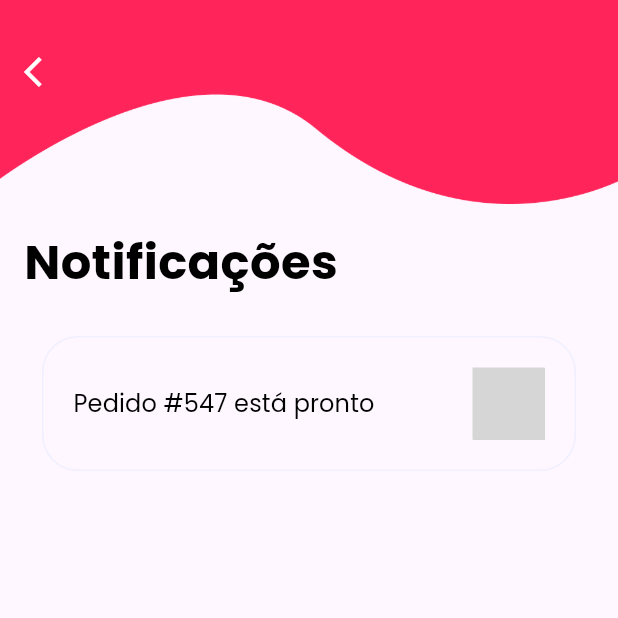
After one commit to MJCantina/MJCantina-mobile-front-en, a Flutter app: the Notifications screen opened directly, on a phone screen of 412 x 824 dp, the top half of it. The commit adds this screen. Run offline on Flutter 3.47's test engine with Material 3 defaults, Android fonts, the phone set to English and light mode, and no system bars; our stand-ins replace cloud_firestore, firebase_auth, firebase_core, flutter_secure_storage, flutter_svg, get and 1 more; accounts and stored records are empty; grey boxes are pictures that could not be loaded.

Commit message:
notification screen and buttons

```diff
--- a/lib/common/widgets/appbar/appbar.dart
+++ b/lib/common/widgets/appbar/appbar.dart
@@ -12,7 +12,7 @@ class BasicAppBar extends StatelessWidget implements PreferredSizeWidget {
   @override
   Widget build(BuildContext context) {
     return AppBar(
-      toolbarHeight: 135, // Altura da AppBar
+      toolbarHeight: 136, // Altura da AppBar
       flexibleSpace: FlexibleSpaceBar(
         background: Image.asset(
           AppImages.wave, // Caminho da imagem no background
@@ -23,5 +23,5 @@ class BasicAppBar extends StatelessWidget implements PreferredSizeWidget {
   }
 
   @override
-  Size get preferredSize => const Size.fromHeight(135);
+  Size get preferredSize => const Size.fromHeight(136);
 }
--- a/lib/common/widgets/appbar/basicappbar.dart
+++ b/lib/common/widgets/appbar/basicappbar.dart
@@ -14,7 +14,7 @@ class AppBarArrow extends StatelessWidget implements PreferredSizeWidget {
   @override
   Widget build(BuildContext context) {
     return AppBar(
-      toolbarHeight: 135, // Altura da AppBar
+      toolbarHeight: 136, // Altura da AppBar
       flexibleSpace: FlexibleSpaceBar(
         background: Image.asset(
           AppImages.wave, // Caminho da imagem no background
@@ -34,5 +34,5 @@ class AppBarArrow extends StatelessWidget implements PreferredSizeWidget {
   }
 
   @override
-  Size get preferredSize => const Size.fromHeight(135);
+  Size get preferredSize => const Size.fromHeight(136);
 }
--- /dev/null
+++ b/lib/common/widgets/list/modulelist.dart
@@ -0,0 +1,43 @@
+import 'package:cantina_senai/core/configs/theme/app_colors.dart';
+import 'package:cantina_senai/core/configs/theme/app_fonts.dart';
+import 'package:cantina_senai/core/configs/theme/app_vectors.dart';
+import 'package:flutter/material.dart';
+import 'package:flutter_svg/svg.dart';
+
+class Modulelist extends StatefulWidget {
+  const Modulelist({super.key});
+
+  @override
+  State<Modulelist> createState() => _ModulelistState();
+}
+
+class _ModulelistState extends State<Modulelist> {
+  @override
+  Widget build(BuildContext context) {
+    return TextButton(
+      onPressed: () {  },
+      style: ButtonStyle(),
+      child: Container(
+        decoration: BoxDecoration(
+            border: Border.all(
+                color: Color(0xeeeeeeff), width: 1, style: BorderStyle.solid),
+            borderRadius: BorderRadius.circular(24)),
+        child: Padding(
+          padding: EdgeInsets.all(20),
+          child: Row(
+            mainAxisAlignment: MainAxisAlignment.spaceBetween,
+            children: [
+              Text(
+                'Pedido #547 está pronto',
+                style: AppFonts.textFont,
+              ),
+              SvgPicture.asset(
+                AppVectors.carteira,
+              )
+            ],
+          ),
+        ),
+      ),
+    );
+  }
+}
--- a/lib/core/configs/theme/app_fonts.dart
+++ b/lib/core/configs/theme/app_fonts.dart
@@ -6,6 +6,7 @@ class AppFonts {
   static final titleFont = GoogleFonts.poppins(fontSize: 32, color: AppColors.black, fontWeight: FontWeight.w700);
   static final subtitle =  GoogleFonts.poppins(fontSize: 16, color: AppColors.grey, fontWeight: FontWeight.w400);
   static final titleField = GoogleFonts.poppins(fontSize: 16, color: AppColors.black, fontWeight: FontWeight.w600);
+  static final textFont = GoogleFonts.poppins(fontSize: 16, color: AppColors.black, fontWeight: FontWeight.w400);
   static final buttonText = GoogleFonts.poppins(fontSize: 16, color: AppColors.white, fontWeight: FontWeight.bold);
   static final payText = GoogleFonts.poppins(fontSize: 16, color: AppColors.primary, fontWeight: FontWeight.bold);
   static final profileDesc =  GoogleFonts.poppins(fontSize: 16, color: AppColors.grey, fontWeight: FontWeight.bold);
--- a/lib/core/configs/theme/app_vectors.dart
+++ b/lib/core/configs/theme/app_vectors.dart
@@ -1,5 +1,4 @@
 class AppVectors {
-
   static const String basePath = 'assets/icons/';
   static const String format = '.svg';
 
@@ -12,6 +11,7 @@ class AppVectors {
   static const String profile = '${basePath}profile$format';
   static const String search = '${basePath}search$format';
   static const String seta = '${basePath}seta$format';
+  static const String arrowright = '${basePath}arrowright$format';
   static const String user = '${basePath}user$format';
   static const String wallet = '${basePath}wallet$format';
   static const String pix = '${basePath}pix$format';
--- a/lib/domain/entities/page_controller.dart
+++ b/lib/domain/entities/page_controller.dart
@@ -7,9 +7,9 @@ class Checkauth extends StatelessWidget {
   const Checkauth({super.key});
 
   Future<bool> checkToken() async {
-    const storage =  FlutterSecureStorage();
+    const storage = FlutterSecureStorage();
     String? token = await storage.read(key: 'firebase_token');
-    return token.isNotEmpty;
+    return token!.isNotEmpty;
   }
 
   @override
--- a/lib/presentation/autenticação/login/signin.dart
+++ b/lib/presentation/autenticação/login/signin.dart
@@ -4,6 +4,7 @@ import 'package:cantina_senai/common/widgets/inputs/inputfield.dart';
 import 'package:cantina_senai/core/configs/auth_controller/auth_controller.dart';
 import 'package:cantina_senai/core/configs/theme/app_fonts.dart';
 import 'package:cantina_senai/presentation/autentica%C3%A7%C3%A3o/forget/forget.dart';
+import 'package:cantina_senai/presentation/notification/notifications.dart';
 import 'package:flutter/material.dart';
 import 'package:get/get.dart';
 
@@ -95,7 +96,7 @@ class _SignInPageState extends State<SignInPage> {
                               style: AppFonts.titleField.copyWith(decoration: TextDecoration.underline)
                             ),
                             onTap: () {
-                              Get.to(const ForgetPage(),
+                              Get.to(const Notifications(),
                               transition: Transition.rightToLeft,
                               duration: const Duration(seconds: 1)
                               );
--- a/lib/presentation/main_pages/home/home.dart
+++ b/lib/presentation/main_pages/home/home.dart
@@ -3,7 +3,6 @@ import 'package:cantina_senai/common/widgets/bottom_bar/bottombar.dart';
 import 'package:cantina_senai/core/configs/theme/app_colors.dart';
 import 'package:cantina_senai/data/models/services/auth_services.dart';
 import 'package:flutter/material.dart';
-import 'package:get/get.dart';
 import 'package:google_fonts/google_fonts.dart';
 
 class HomePage extends StatefulWidget {
--- /dev/null
+++ b/lib/presentation/notification/notifications.dart
@@ -0,0 +1,36 @@
+import 'package:cantina_senai/common/widgets/appbar/basicappbar.dart';
+import 'package:cantina_senai/common/widgets/list/modulelist.dart';
+import 'package:cantina_senai/core/configs/theme/app_fonts.dart';
+import 'package:flutter/material.dart';
+
+class Notifications extends StatefulWidget {
+  const Notifications({super.key});
+
+  @override
+  State<Notifications> createState() => _NotificationsState();
+}
+
+class _NotificationsState extends State<Notifications> {
+  @override
+  Widget build(BuildContext context) {
+    return Scaffold(
+      appBar: const AppBarArrow(),
+      body: Padding(
+        padding: const EdgeInsets.all(16.0),
+        child: Column(
+          crossAxisAlignment: CrossAxisAlignment.start,
+          children: [
+            Text('Notificações', style: AppFonts.titleFont, textAlign: TextAlign.start),
+            SizedBox(height: 18),
+            Wrap(
+              spacing: 12,
+              children: [
+                Modulelist()
+              ],
+            )
+          ],
+        ),
+      ),
+    );
+  }
+}
```
Also changed, not shown: assets/icons/arrowright.svg (added), assets/imgs/wavebar.png, pubspec.lock, 4 other files.
